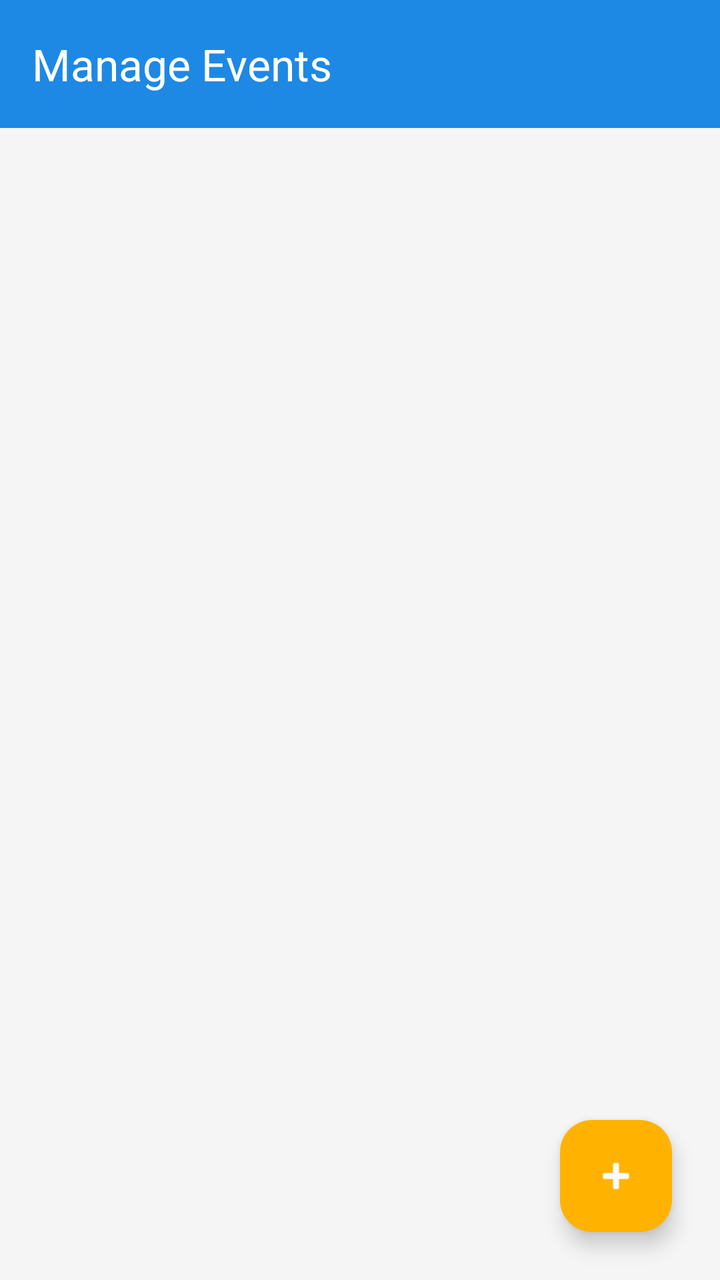
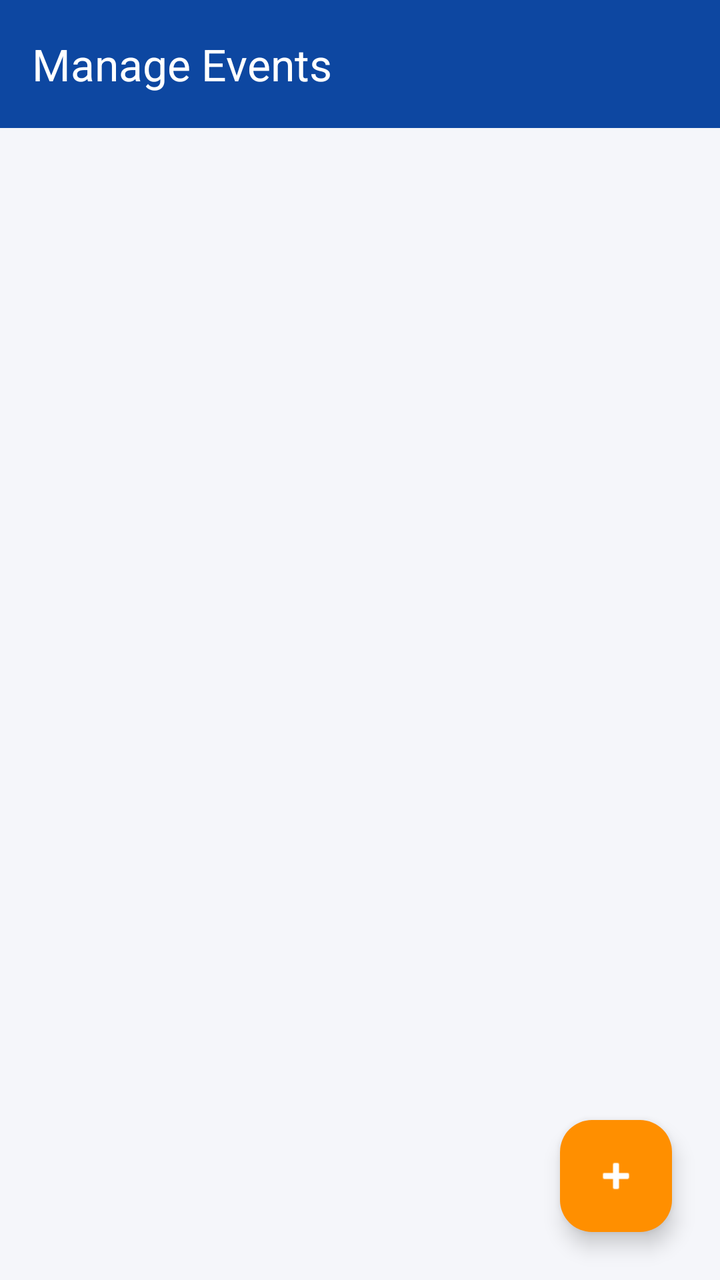

Screens rendered from an Android XML layout before and after an edit, with the pre-edit source and the edit as a unified diff.
<!-- AndroidManifest.xml: application theme Theme.SPORTSHUB -->
<!-- res/layout/activity_admin_event_list.xml -->
<?xml version="1.0" encoding="utf-8"?>
<androidx.constraintlayout.widget.ConstraintLayout xmlns:android="http://schemas.android.com/apk/res/android"
    xmlns:app="http://schemas.android.com/apk/res-auto"
    android:layout_width="match_parent"
    android:layout_height="match_parent"
    android:background="@color/background">

    <androidx.appcompat.widget.Toolbar
        android:id="@+id/toolbarAdminEvents"
        android:layout_width="match_parent"
        android:layout_height="?attr/actionBarSize"
        android:background="@color/primary"
        android:theme="@style/ThemeOverlay.AppCompat.Dark.ActionBar"
        app:popupTheme="@style/ThemeOverlay.AppCompat.Light"
        app:title="Manage Events"
        app:titleTextColor="@color/white"
        app:layout_constraintTop_toTopOf="parent" />

    <TextView
        android:id="@+id/tvEmptyState"
        android:layout_width="wrap_content"
        android:layout_height="wrap_content"
        android:text="No events found. Click + to add one."
        android:textColor="@color/text_secondary"
        android:textSize="16sp"
        android:visibility="gone"
        app:layout_constraintBottom_toBottomOf="parent"
        app:layout_constraintEnd_toEndOf="parent"
        app:layout_constraintStart_toStartOf="parent"
        app:layout_constraintTop_toBottomOf="@id/toolbarAdminEvents" />

    <ListView
        android:id="@+id/lvAdminEvents"
        android:layout_width="0dp"
        android:layout_height="0dp"
        android:divider="@android:color/transparent"
        android:dividerHeight="0dp"
        app:layout_constraintBottom_toBottomOf="parent"
        app:layout_constraintEnd_toEndOf="parent"
        app:layout_constraintStart_toStartOf="parent"
        app:layout_constraintTop_toBottomOf="@id/toolbarAdminEvents" />

    <com.google.android.material.floatingactionbutton.FloatingActionButton
        android:id="@+id/fabAddEvent"
        android:layout_width="wrap_content"
        android:layout_height="wrap_content"
        android:layout_margin="24dp"
        android:contentDescription="Add Event"
        android:src="@android:drawable/ic_input_add"
        app:backgroundTint="@color/secondary"
        app:layout_constraintBottom_toBottomOf="parent"
        app:layout_constraintEnd_toEndOf="parent"
        app:tint="@color/white" />

</androidx.constraintlayout.widget.ConstraintLayout>
<!-- resources referenced by this layout -->
<resources>
  <color name="background">#F5F5F5</color>
  <color name="primary">#1E88E5</color>
  <color name="secondary">#FFB300</color>
  <color name="text_secondary">#757575</color>
  <color name="white">#FFFFFFFF</color>
  <style name="Theme.SPORTSHUB" parent="Base.Theme.SPORTSHUB" />
  <style name="Base.Theme.SPORTSHUB" parent="Theme.Material3.DayNight.NoActionBar">
          
          
      </style>
</resources>

<!-- the commit's change to res/layout/activity_admin_event_list.xml (unified diff, before → after) -->
@@ -3,17 +3,17 @@
     xmlns:app="http://schemas.android.com/apk/res-auto"
     android:layout_width="match_parent"
     android:layout_height="match_parent"
-    android:background="@color/background">
+    android:background="?android:attr/colorBackground">
 
     <androidx.appcompat.widget.Toolbar
         android:id="@+id/toolbarAdminEvents"
         android:layout_width="match_parent"
         android:layout_height="?attr/actionBarSize"
-        android:background="@color/primary"
+        android:background="?attr/colorPrimary"
         android:theme="@style/ThemeOverlay.AppCompat.Dark.ActionBar"
         app:popupTheme="@style/ThemeOverlay.AppCompat.Light"
         app:title="Manage Events"
-        app:titleTextColor="@color/white"
+        app:titleTextColor="?attr/colorOnPrimary"
         app:layout_constraintTop_toTopOf="parent" />
 
     <TextView
@@ -21,8 +21,12 @@
         android:layout_width="wrap_content"
         android:layout_height="wrap_content"
         android:text="No events found. Click + to add one."
-        android:textColor="@color/text_secondary"
-        android:textSize="16sp"
+        android:textColor="?android:attr/textColorSecondary"
+        android:textAppearance="?attr/textAppearanceBodyLarge"
+        android:gravity="center"
+        app:drawableTopCompat="@drawable/ic_dash_event"
+        app:drawableTint="?attr/colorSecondary"
+        android:drawablePadding="8dp"
         android:visibility="gone"
         app:layout_constraintBottom_toBottomOf="parent"
         app:layout_constraintEnd_toEndOf="parent"
@@ -35,6 +39,8 @@
         android:layout_height="0dp"
         android:divider="@android:color/transparent"
         android:dividerHeight="0dp"
+        android:paddingTop="8dp"
+        android:clipToPadding="false"
         app:layout_constraintBottom_toBottomOf="parent"
         app:layout_constraintEnd_toEndOf="parent"
         app:layout_constraintStart_toStartOf="parent"
@@ -47,9 +53,9 @@
         android:layout_margin="24dp"
         android:contentDescription="Add Event"
         android:src="@android:drawable/ic_input_add"
-        app:backgroundTint="@color/secondary"
+        app:backgroundTint="?attr/colorSecondary"
+        app:tint="?attr/colorSurface"
         app:layout_constraintBottom_toBottomOf="parent"
-        app:layout_constraintEnd_toEndOf="parent"
-        app:tint="@color/white" />
+        app:layout_constraintEnd_toEndOf="parent" />
 
 </androidx.constraintlayout.widget.ConstraintLayout>
<!-- resource entries referenced after the edit -->
@@ -1,14 +1,31 @@
 <!-- resources referenced by this layout -->
 <resources>
-  <color name="background">#F5F5F5</color>
-  <color name="primary">#1E88E5</color>
-  <color name="secondary">#FFB300</color>
-  <color name="text_secondary">#757575</color>
-  <color name="white">#FFFFFFFF</color>
+  <!-- drawable ic_dash_event (drawable) -->
+  <vector xmlns:android="http://schemas.android.com/apk/res/android"
+      android:width="24dp"
+      android:height="24dp"
+      android:viewportWidth="24"
+      android:viewportHeight="24">
+      <path
+          android:fillColor="#FFFFFFFF"
+          android:pathData="M22,10V6c0,-1.1 -0.9,-2 -2,-2H4C2.9,4 2.01,4.9 2.01,6V10c1.1,0 1.99,0.9 1.99,2s-0.89,2 -2,2v4c0,1.1 0.9,2 2,2h16c1.1,0 2,-0.9 2,-2v-4c-1.1,0 -2,-0.9 -2,-2S23.1,10 22,10zM20,8.54c-1.19,0.69 -2,1.99 -2,3.46s0.81,2.77 2,3.46V18H4v-2.54c1.19,-0.69 2,-1.99 2,-3.46S5.19,9.23 4,8.54V6h16V8.54z M11,15h2v2h-2V15z M11,11h2v2h-2V11z M11,7h2v2h-2V7z" />
+  </vector>
+  <color name="background">#F5F6FA</color>
+  <color name="surface">#FFFFFF</color>
+  <color name="primary">#0D47A1</color>
+  <color name="text_on_primary">#FFFFFF</color>
+  <color name="primary_dark">#002171</color>
+  <color name="secondary">#FF8F00</color>
+  <color name="error">#B00020</color>
   <style name="Theme.SPORTSHUB" parent="Base.Theme.SPORTSHUB" />
   <style name="Base.Theme.SPORTSHUB" parent="Theme.Material3.DayNight.NoActionBar">
-          
-          
+          <item name="colorPrimary">@color/primary</item>
+          <item name="colorOnPrimary">@color/text_on_primary</item>
+          <item name="colorPrimaryDark">@color/primary_dark</item>
+          <item name="colorSecondary">@color/secondary</item>
+          <item name="colorError">@color/error</item>
+          <item name="android:colorBackground">@color/background</item>
+          <item name="colorSurface">@color/surface</item>
       </style>
 </resources>
 
